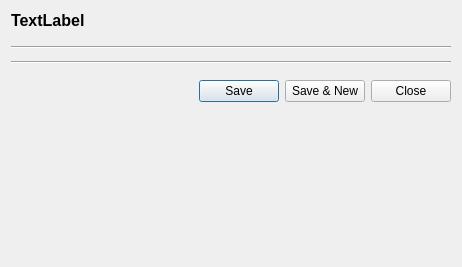
Above: rave/framework/baseentitydetaildlg.ui from pgathogo/raven before the change. Below: the same form after it.
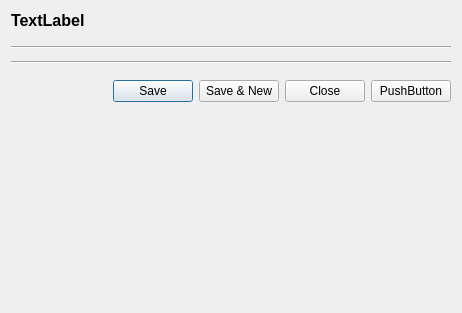
That is the form after the change.

Diff of the .ui file:
```diff
--- a/rave/framework/baseentitydetaildlg.ui
+++ b/rave/framework/baseentitydetaildlg.ui
@@ -7,7 +7,7 @@
     <x>0</x>
     <y>0</y>
     <width>462</width>
-    <height>267</height>
+    <height>313</height>
    </rect>
   </property>
   <property name="sizePolicy">
@@ -104,6 +104,13 @@
        </property>
       </widget>
      </item>
+     <item>
+      <widget class="QPushButton" name="btnDump">
+       <property name="text">
+        <string>PushButton</string>
+       </property>
+      </widget>
+     </item>
     </layout>
    </item>
    <item>
```
